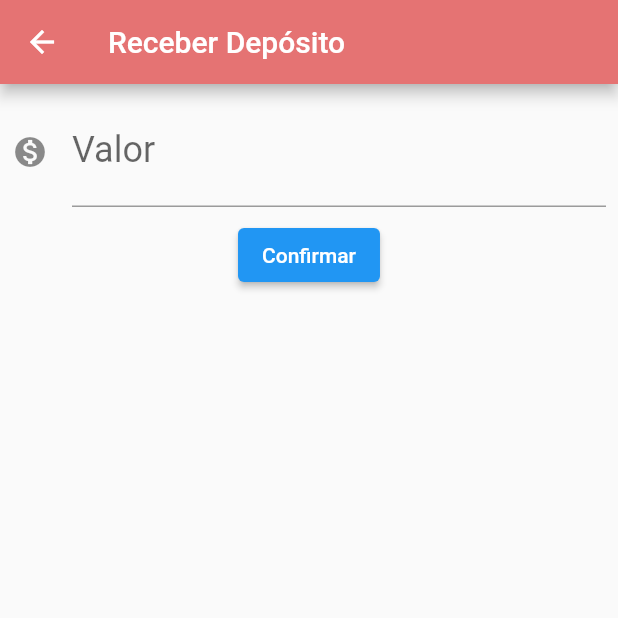
After one commit to nataliecosta0/bytebank, a Flutter app: the screen it shows after launch, after a tap on "Receber depósito", on a phone screen of 412 x 824 dp, the top half of it. The commit adds this screen. Run offline on Flutter 3.47's test engine with Material 2 defaults, Android fonts, the phone set to English and light mode, and no system bars.

Commit message:
created button receber deposito

```diff
--- a/lib/screens/dashboard/dashboard.dart
+++ b/lib/screens/dashboard/dashboard.dart
@@ -1,4 +1,5 @@
 import 'package:bytebank/models/saldo.dart';
+import 'package:bytebank/screens/dashboard/deposito/formulario.dart';
 import 'package:bytebank/screens/dashboard/saldo.dart';
 import 'package:flutter/material.dart';
 import 'package:provider/provider.dart';
@@ -18,9 +19,14 @@ class Dashboard extends StatelessWidget {
           Consumer<Saldo>(
             builder: (context, saldo, child) {
               return ElevatedButton(
-                child: Text("Adiciona"),
+                child: Text("Receber depósito"),
                 onPressed: () {
-                  saldo.subtrai(10);
+                  Navigator.push(
+                    context,
+                    MaterialPageRoute(builder: (context) {
+                      return FormularioDeposito();
+                    }),
+                  );
                 },
               );
             },
--- /dev/null
+++ b/lib/screens/dashboard/deposito/formulario.dart
@@ -0,0 +1,39 @@
+import 'package:bytebank/components/editor.dart';
+import 'package:flutter/material.dart';
+
+const _tituloAppBar = "Receber Depósito";
+const _dicaCampoValor = "0.00";
+const _rotuloCampoValor = "Valor";
+const _textoBotaoConfirmar = "Confirmar";
+
+class FormularioDeposito extends StatelessWidget {
+  final TextEditingController _controladorCampoValor = TextEditingController();
+
+  Widget build(BuildContext context) {
+    return Scaffold(
+      appBar: AppBar(
+        title: Text(_tituloAppBar),
+      ),
+      body: SingleChildScrollView(
+        child: Column(
+          children: <Widget>[
+            Editor(
+                controlador: _controladorCampoValor,
+                dica: _dicaCampoValor,
+                rotulo: _rotuloCampoValor,
+                icone: Icons.monetization_on),
+            ElevatedButton(
+              //style: style,
+              onPressed: () => _criaDeposito(context),
+              child: const Text(_textoBotaoConfirmar),
+            )
+          ],
+        ),
+      )
+    );
+  }
+
+  _criaDeposito(BuildContext context) {
+    Navigator.pop(context);
+  }
+}
```
